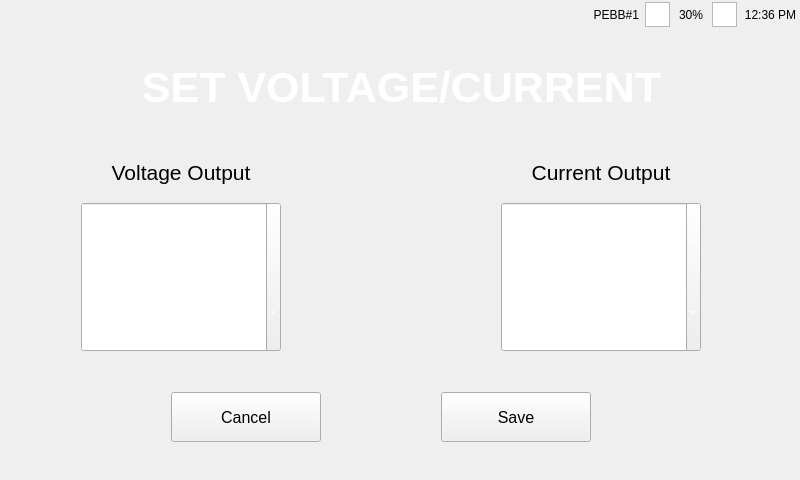
Old version of the form mainwindow.ui in the repository ChauLe19/MDE_HMI.
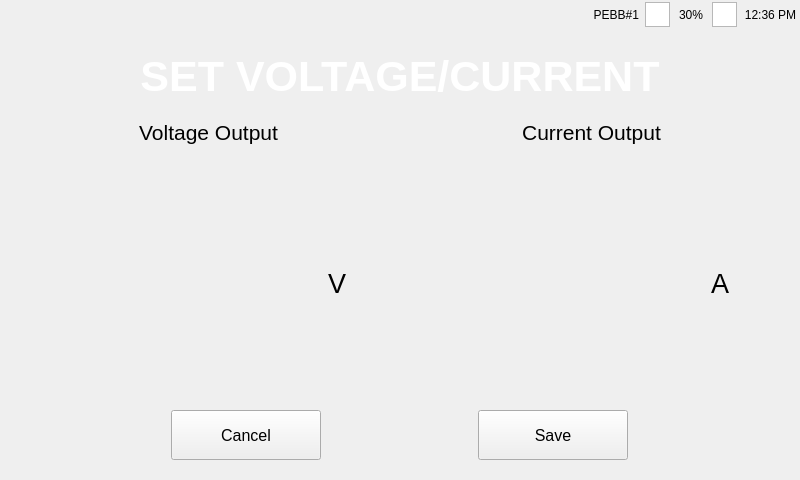
New version of the form. The open tabs and pages were chosen to show the change. Icons and pictures are not drawn.

What changed in the file:
```diff
--- a/mainwindow.ui
+++ b/mainwindow.ui
@@ -633,119 +633,51 @@
           </layout>
          </widget>
          <widget class="QWidget" name="page_2">
-          <widget class="QPushButton" name="CancelButton">
-           <property name="geometry">
-            <rect>
-             <x>160</x>
-             <y>350</y>
-             <width>150</width>
+          <layout class="QVBoxLayout" name="verticalLayout_9">
+           <item>
+            <widget class="QLabel" name="label_17">
+             <property name="maximumSize">
+              <size>
+               <width>16777215</width>
              <height>50</height>
-            </rect>
+              </size>
            </property>
            <property name="font">
             <font>
-             <pointsize>12</pointsize>
-            </font>
-           </property>
-           <property name="text">
-            <string>Cancel</string>
-           </property>
-          </widget>
-          <widget class="QPushButton" name="SaveButton">
-           <property name="geometry">
-            <rect>
-             <x>430</x>
-             <y>350</y>
-             <width>150</width>
-             <height>50</height>
-            </rect>
-           </property>
-           <property name="font">
-            <font>
-             <pointsize>12</pointsize>
-            </font>
-           </property>
-           <property name="text">
-            <string>Save</string>
-           </property>
-          </widget>
-          <widget class="QSpinBox" name="voltageSpinBox">
-           <property name="geometry">
-            <rect>
-             <x>70</x>
-             <y>160</y>
-             <width>200</width>
-             <height>150</height>
-            </rect>
-           </property>
-           <property name="font">
-            <font>
-             <pointsize>15</pointsize>
+               <pointsize>32</pointsize>
              <bold>true</bold>
             </font>
            </property>
            <property name="styleSheet">
             <string notr="true">color: rgb(255, 255, 255);</string>
            </property>
-           <property name="alignment">
-            <set>Qt::AlignCenter</set>
-           </property>
-           <property name="maximum">
-            <number>1000</number>
-           </property>
-           <property name="singleStep">
-            <number>10</number>
-           </property>
-           <property name="value">
-            <number>200</number>
-           </property>
-          </widget>
-          <widget class="QSpinBox" name="currentSpinBox">
-           <property name="geometry">
-            <rect>
-             <x>490</x>
-             <y>160</y>
-             <width>200</width>
-             <height>150</height>
-            </rect>
-           </property>
-           <property name="font">
-            <font>
-             <pointsize>15</pointsize>
-             <bold>true</bold>
-            </font>
-           </property>
-           <property name="styleSheet">
-            <string notr="true">color: rgb(255, 255, 255);</string>
-           </property>
+             <property name="text">
+              <string>SET VOLTAGE/CURRENT</string>
+             </property>
            <property name="alignment">
             <set>Qt::AlignCenter</set>
            </property>
-           <property name="maximum">
-            <number>1000</number>
-           </property>
-           <property name="singleStep">
-            <number>10</number>
-           </property>
-           <property name="value">
-            <number>200</number>
-           </property>
-          </widget>
+            </widget>
+           </item>
+           <item>
+            <layout class="QHBoxLayout" name="horizontalLayout_4">
+             <property name="sizeConstraint">
+              <enum>QLayout::SetMinimumSize</enum>
+             </property>
+             <item>
           <widget class="QLabel" name="label_15">
-           <property name="geometry">
-            <rect>
-             <x>70</x>
-             <y>110</y>
-             <width>200</width>
-             <height>40</height>
-            </rect>
-           </property>
            <property name="sizePolicy">
             <sizepolicy hsizetype="Preferred" vsizetype="Preferred">
              <horstretch>0</horstretch>
              <verstretch>0</verstretch>
             </sizepolicy>
            </property>
+               <property name="maximumSize">
+                <size>
+                 <width>16777215</width>
+                 <height>50</height>
+                </size>
+               </property>
            <property name="font">
             <font>
              <pointsize>16</pointsize>
@@ -758,14 +690,14 @@
             <set>Qt::AlignCenter</set>
            </property>
           </widget>
+             </item>
+             <item>
           <widget class="QLabel" name="label_16">
-           <property name="geometry">
-            <rect>
-             <x>490</x>
-             <y>110</y>
-             <width>200</width>
-             <height>40</height>
-            </rect>
+               <property name="maximumSize">
+                <size>
+                 <width>16777215</width>
+                 <height>50</height>
+                </size>
            </property>
            <property name="font">
             <font>
@@ -779,31 +711,223 @@
             <set>Qt::AlignCenter</set>
            </property>
           </widget>
-          <widget class="QLabel" name="label_17">
-           <property name="geometry">
-            <rect>
-             <x>-10</x>
-             <y>20</y>
-             <width>801</width>
-             <height>50</height>
-            </rect>
+             </item>
+            </layout>
+           </item>
+           <item>
+            <layout class="QHBoxLayout" name="horizontalLayout_5">
+             <item>
+              <spacer name="horizontalSpacer">
+               <property name="orientation">
+                <enum>Qt::Horizontal</enum>
+               </property>
+               <property name="sizeHint" stdset="0">
+                <size>
+                 <width>40</width>
+                 <height>20</height>
+                </size>
+               </property>
+              </spacer>
+             </item>
+             <item>
+              <widget class="QWidget" name="verticalWidget" native="true">
+               <property name="minimumSize">
+                <size>
+                 <width>250</width>
+                 <height>200</height>
+                </size>
+               </property>
+               <layout class="QVBoxLayout" name="verticalLayout_11">
+                <property name="spacing">
+                 <number>0</number>
+                </property>
+                <property name="leftMargin">
+                 <number>0</number>
+                </property>
+                <property name="topMargin">
+                 <number>0</number>
+                </property>
+                <property name="rightMargin">
+                 <number>0</number>
+                </property>
+                <property name="bottomMargin">
+                 <number>0</number>
+                </property>
+                <item>
+                 <layout class="QVBoxLayout" name="VoltageOutputTumbler">
+                  <property name="sizeConstraint">
+                   <enum>QLayout::SetFixedSize</enum>
+                  </property>
+                 </layout>
+                </item>
+               </layout>
+              </widget>
+             </item>
+             <item>
+              <widget class="QLabel" name="label">
+               <property name="sizePolicy">
+                <sizepolicy hsizetype="Fixed" vsizetype="Minimum">
+                 <horstretch>0</horstretch>
+                 <verstretch>0</verstretch>
+                </sizepolicy>
            </property>
            <property name="font">
             <font>
-             <pointsize>32</pointsize>
-             <bold>true</bold>
-            </font>
-           </property>
-           <property name="styleSheet">
-            <string notr="true">color: rgb(255, 255, 255);</string>
+                 <pointsize>20</pointsize>
+                </font>
+               </property>
+               <property name="acceptDrops">
+                <bool>false</bool>
            </property>
            <property name="text">
-            <string>SET VOLTAGE/CURRENT</string>
+                <string>V</string>
            </property>
            <property name="alignment">
-            <set>Qt::AlignCenter</set>
-           </property>
-          </widget>
+                <set>Qt::AlignLeading|Qt::AlignLeft|Qt::AlignVCenter</set>
+               </property>
+               <property name="wordWrap">
+                <bool>false</bool>
+               </property>
+              </widget>
+             </item>
+             <item>
+              <spacer name="horizontalSpacer_3">
+               <property name="orientation">
+                <enum>Qt::Horizontal</enum>
+               </property>
+               <property name="sizeHint" stdset="0">
+                <size>
+                 <width>40</width>
+                 <height>20</height>
+                </size>
+               </property>
+              </spacer>
+             </item>
+             <item>
+              <spacer name="horizontalSpacer_2">
+               <property name="orientation">
+                <enum>Qt::Horizontal</enum>
+               </property>
+               <property name="sizeHint" stdset="0">
+                <size>
+                 <width>40</width>
+                 <height>20</height>
+                </size>
+               </property>
+              </spacer>
+             </item>
+             <item>
+              <widget class="QWidget" name="verticalWidget" native="true">
+               <property name="minimumSize">
+                <size>
+                 <width>250</width>
+                 <height>200</height>
+                </size>
+               </property>
+               <layout class="QVBoxLayout" name="verticalLayout_12">
+                <property name="spacing">
+                 <number>0</number>
+                </property>
+                <property name="leftMargin">
+                 <number>0</number>
+                </property>
+                <property name="topMargin">
+                 <number>0</number>
+                </property>
+                <property name="rightMargin">
+                 <number>0</number>
+                </property>
+                <property name="bottomMargin">
+                 <number>0</number>
+                </property>
+                <item>
+                 <layout class="QVBoxLayout" name="CurrentOutputTumbler">
+                  <property name="sizeConstraint">
+                   <enum>QLayout::SetFixedSize</enum>
+                  </property>
+                 </layout>
+                </item>
+               </layout>
+              </widget>
+             </item>
+             <item>
+              <widget class="QLabel" name="label_2">
+               <property name="sizePolicy">
+                <sizepolicy hsizetype="Fixed" vsizetype="Minimum">
+                 <horstretch>0</horstretch>
+                 <verstretch>0</verstretch>
+                </sizepolicy>
+               </property>
+               <property name="font">
+                <font>
+                 <pointsize>20</pointsize>
+                 <stylestrategy>PreferDefault</stylestrategy>
+                </font>
+               </property>
+               <property name="text">
+                <string>A</string>
+               </property>
+               <property name="indent">
+                <number>-1</number>
+               </property>
+              </widget>
+             </item>
+             <item>
+              <spacer name="horizontalSpacer_4">
+               <property name="orientation">
+                <enum>Qt::Horizontal</enum>
+               </property>
+               <property name="sizeHint" stdset="0">
+                <size>
+                 <width>40</width>
+                 <height>20</height>
+                </size>
+               </property>
+              </spacer>
+             </item>
+            </layout>
+           </item>
+           <item>
+            <layout class="QHBoxLayout" name="horizontalLayout_3">
+             <item>
+              <widget class="QPushButton" name="CancelButton">
+               <property name="maximumSize">
+                <size>
+                 <width>150</width>
+                 <height>50</height>
+                </size>
+               </property>
+               <property name="font">
+                <font>
+                 <pointsize>12</pointsize>
+                </font>
+               </property>
+               <property name="text">
+                <string>Cancel</string>
+               </property>
+              </widget>
+             </item>
+             <item>
+              <widget class="QPushButton" name="SaveButton">
+               <property name="maximumSize">
+                <size>
+                 <width>150</width>
+                 <height>50</height>
+                </size>
+               </property>
+               <property name="font">
+                <font>
+                 <pointsize>12</pointsize>
+                </font>
+               </property>
+               <property name="text">
+                <string>Save</string>
+               </property>
+              </widget>
+             </item>
+            </layout>
+           </item>
+          </layout>
          </widget>
         </widget>
        </item>
```
Left out of the diff: 1 changed line with no effect on the pictures. Lines whose indentation alone changed are shown as unchanged.
